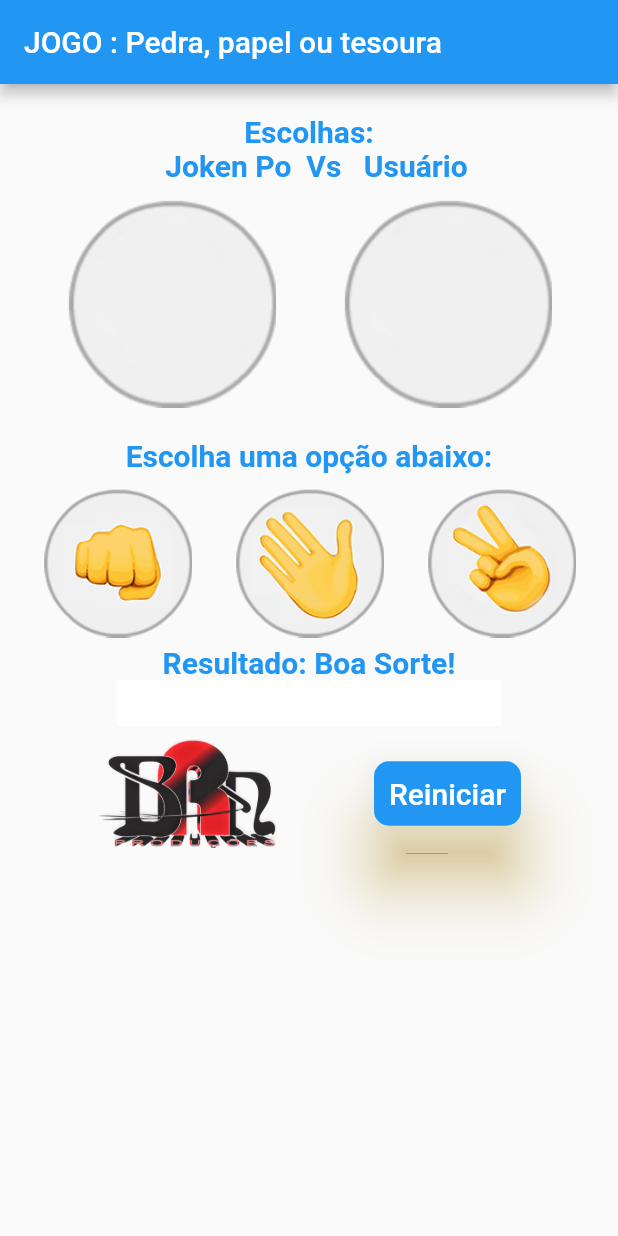
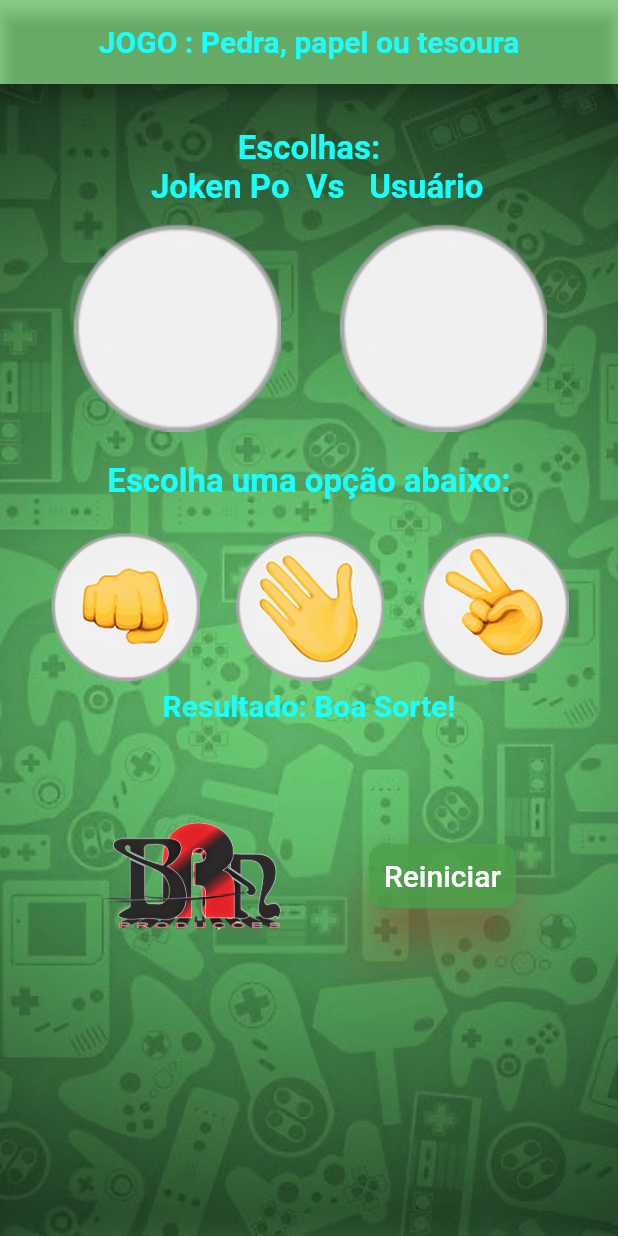
Before and after one commit to BrunoSalgadoti/pedra_papel_tesoura, a Flutter app: the screen it shows after launch, after a tap on "Reiniciar", on a phone screen of 412 x 824 dp. Run offline on Flutter 3.47's test engine with Material 2 defaults, Android fonts, the phone set to English and light mode, and no system bars; our stand-ins replace audioplayers.

Commit message:
modificações

```diff
--- a/lib/JokenPo.dart
+++ b/lib/JokenPo.dart
@@ -33,7 +33,7 @@
   String _titulo = "Escolhas: \n  joken Po  Vs   usuário";
   var _imagemAPP = const AssetImage("imagens/joken_po/padrao.png");
   var _imagemUSU = const AssetImage("imagens/joken_po/padrao.png");
-  var _wins = const AssetImage("imagens/joken_po/branco.JPG");
+  var _wins = const AssetImage("imagens/joken_po/branco.png");
 
   var _resultado = "Resultado: Boa Sorte!";
   int _vitoriaUSU = 0;
@@ -103,7 +103,7 @@
       setState(() {
         _vitoriaAPP++;
         _resultado = ("Você Perdeu, Tente Novamente!! :/");
-        _wins = const AssetImage("imagens/joken_po/lose.gif");
+        _wins =  AssetImage("imagens/joken_po/lose.gif",);
         _executar("Female");
       });
     }else{
@@ -128,7 +128,7 @@
       _imagemAPP = const AssetImage("imagens/joken_po/padrao.png");
       _imagemUSU = const AssetImage("imagens/joken_po/padrao.png");
       _resultado = "Boa Sorte!";
-      _wins = const AssetImage("imagens/joken_po/branco.JPG");
+      _wins = const AssetImage("imagens/joken_po/branco.png");
       _vitoriaUSU = 0;
       _vitoriaAPP = 0;
       _titulo = "Escolhas: \n  Joken Po  Vs   Usuário";
@@ -137,21 +137,39 @@
 
   }
 
-
   @override
   Widget build(BuildContext context) {
+
     return Scaffold(
 
-
         appBar: AppBar(
-          title: const Text("JOGO : Pedra, papel ou tesoura"),
+          backgroundColor: Color(0x770C9E0C),
+          title: Center(
+           child: Text("JOGO : Pedra, papel ou tesoura",
+           style: TextStyle(
+               fontSize: 20,
+             fontWeight: FontWeight.bold,
+               color:  Colors.cyanAccent
+           ),),
+          ),
 
         ),
 
-        body: SingleChildScrollView(
+        body: Container(padding: EdgeInsets.all(10),
+          height: 800,
+          width: double.infinity,
+
+          //background de imagem de fundo do container
+          decoration: BoxDecoration(
+              image: DecorationImage(
+                image: AssetImage("imagens/fundo.jpg"),
+                fit: BoxFit.cover,
+              )),
+
+          child: SingleChildScrollView(
 
             child: Column(
-            crossAxisAlignment: CrossAxisAlignment.center,
+              crossAxisAlignment: CrossAxisAlignment.stretch,
 
               children: <Widget> [
                 /* Escopo do Projeto
@@ -168,9 +186,9 @@
                     _titulo,
                     textAlign: TextAlign.center,
                     style: const TextStyle(
-                    fontSize: 20,
+                      fontSize: 22,
                       fontWeight: FontWeight.bold,
-                    color: Colors.blue,
+                      color: Colors.cyanAccent,
                     ),
                   ),
                 ),
@@ -180,19 +198,18 @@
 
                       Image(image: _imagemAPP),
                       Image(image: _imagemUSU),
-
                     ]
                 ),
                 const Padding(
-                padding: EdgeInsets.only(top: 20, bottom: 10),
+                  padding: EdgeInsets.only(top: 20, bottom: 20),
 
                   child: Text(
                     "Escolha uma opção abaixo:",
                     textAlign: TextAlign.center,
                     style: TextStyle(
-                    fontSize: 20,
+                      fontSize: 22,
                       fontWeight: FontWeight.bold,
-                    color: Colors.blue,
+                      color: Colors.cyanAccent,
                     ),
                   ),
                 ),
@@ -204,24 +221,30 @@
 
                       GestureDetector(
                         onTap:  () => _opcaoSelecionada("pedra"),
-                      child: Image.asset("imagens/joken_po/pedra.png", height: 100,),
+                        child: Image.asset("imagens/joken_po/pedra.png",
+                          height: 100,
+                        ),
                       ),
 
                       GestureDetector(
                         onTap:  () => _opcaoSelecionada("papel") ,
-                      child: Image.asset("imagens/joken_po/papel.png", height: 100,) ,
+                        child: Image.asset("imagens/joken_po/papel.png",
+                          height: 100,
+                        ) ,
                       ),
 
                       GestureDetector(
                         onTap:  () => _opcaoSelecionada("tesoura"),
-                      child: Image.asset("imagens/joken_po/tesoura.png", height: 100,),
+                        child: Image.asset("imagens/joken_po/tesoura.png",
+                          height: 100,
+                        ),
                       ),
 
                     ]
                 ),
 
                 Padding(
-                padding: const EdgeInsets.only(top: 5),
+                  padding: const EdgeInsets.only(top: 5, bottom: 20),
 
                   child: Text(
                     "Resultado: " + _resultado,
@@ -229,7 +252,7 @@
                     style: const TextStyle(
                       fontSize: 20,
                       fontWeight: FontWeight.bold,
-                    color: Colors.blue,
+                      color: Colors.cyanAccent,
                     ),
                   ),
                 ),
@@ -248,7 +271,8 @@
                     children: <Widget> [
 
                       Image.asset("imagens/logobrn.png",
-                      height: 90, width: 120,
+                        height: 90,
+                        width: 120,
                       ),
 
                       //NOVO BUTTON
@@ -266,8 +290,9 @@
                         //ElevatedButton CUSTOMIZAÇÃO
 
                         style: ElevatedButton.styleFrom(
-                          shadowColor: Colors.amber,
-                          elevation: 20,
+                            primary: Color(0xC64BA149), //Cor de fundo ElevatedButton
+                            shadowColor: Colors.red,
+                            elevation: 15,
                             padding: const EdgeInsets.all(10),
                             shape: RoundedRectangleBorder(
                                 borderRadius: BorderRadius.circular(10)
@@ -278,6 +303,8 @@
                     ]),
               ],),
 
+          ),
+
         )
 
     );
--- a/pubspec.yaml
+++ b/pubspec.yaml
@@ -65,7 +65,7 @@
   assets:
     #IMAGENS
     - imagens/joken_po/
-    - imagens/joken_po/branco.JPG
+    - imagens/joken_po/branco.png
     - imagens/
     #SONS
     - assets/sons/
```
Also changed, not shown: imagens/fundo.jpg (added), imagens/joken_po/branco.JPG (deleted), imagens/joken_po/branco.png (added), pubspec.lock, 1 other file. Lines whose indentation alone changed are shown as unchanged.
